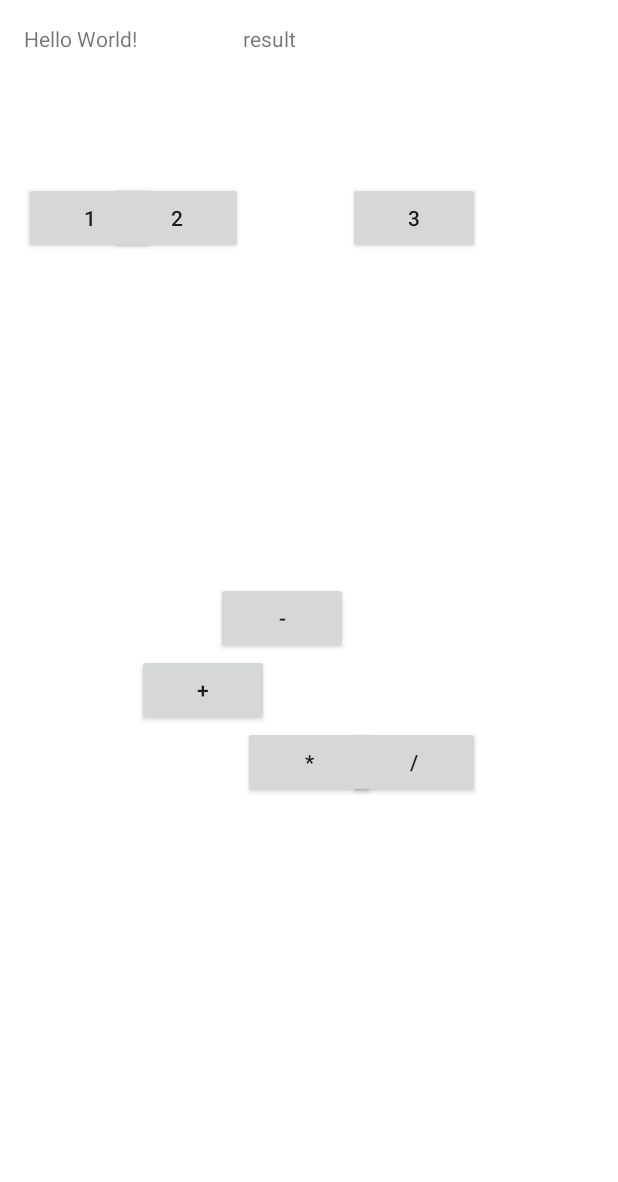
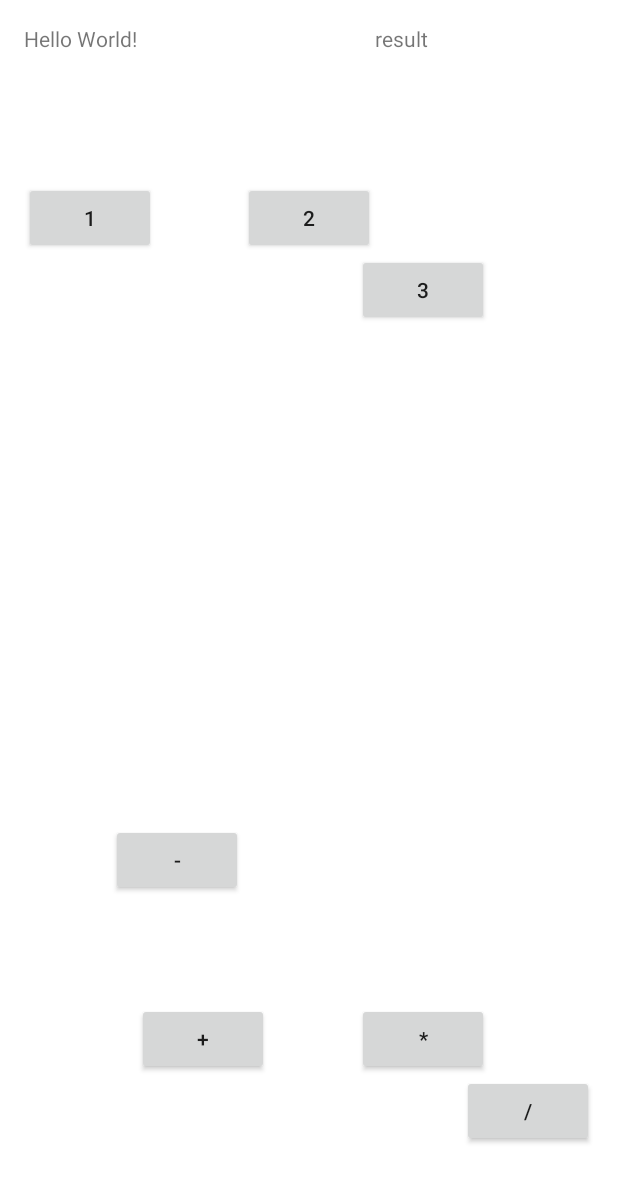
Before and after one commit to SreelaksmiNerella/andriod, an Android app: the screen it shows after launch (MainActivity), on a phone screen of 412 x 824 dp. Shown: the top 1182 px of the screen. Run offline under Robolectric (Android 15) with nearby library versions, the phone set to English and light mode, and no system bars.

Commit message:
Simple Calci-1.0

```diff
--- a/AndroidStudioProjects/Calc/app/src/main/res/layout/content_main.xml
+++ b/AndroidStudioProjects/Calc/app/src/main/res/layout/content_main.xml
@@ -36,7 +36,7 @@
         android:text="2"
         android:id="@+id/b2"
         android:layout_alignTop="@+id/b1"
-        android:layout_toStartOf="@+id/mul" />
+        android:layout_centerHorizontal="true" />
 
     <Button
         android:layout_width="wrap_content"
@@ -59,31 +59,33 @@
         android:layout_height="wrap_content"
         android:text="-"
         android:id="@+id/minus"
-        android:layout_centerVertical="true"
-        android:layout_toStartOf="@+id/div" />
+        android:layout_marginBottom="71dp"
+        android:layout_above="@+id/mul"
+        android:layout_toStartOf="@+id/b2" />
 
     <Button
         android:layout_width="wrap_content"
         android:layout_height="wrap_content"
         android:text="*"
         android:id="@+id/mul"
-        android:layout_below="@+id/plus"
-        android:layout_centerHorizontal="true" />
+        android:layout_marginBottom="91dp"
+        android:layout_alignParentBottom="true"
+        android:layout_alignStart="@+id/b3" />
 
     <Button
         android:layout_width="wrap_content"
         android:layout_height="wrap_content"
         android:text="/"
         android:id="@+id/div"
-        android:layout_alignTop="@+id/mul"
-        android:layout_alignParentEnd="true"
-        android:layout_marginEnd="76dp" />
+        android:layout_below="@+id/plus"
+        android:layout_alignParentEnd="true" />
 
     <Button
         android:layout_width="wrap_content"
         android:layout_height="wrap_content"
         android:text="3"
         android:id="@+id/b3"
-        android:layout_alignTop="@+id/b2"
-        android:layout_toEndOf="@+id/minus" />
+        android:layout_marginEnd="70dp"
+        android:layout_below="@+id/b2"
+        android:layout_alignParentEnd="true" />
 </RelativeLayout>
```
Also changed, not shown: AndroidStudioProjects/Calc/app/src/main/java/com/example/snerella/calc/MainActivity.java (+23 -29 lines).
